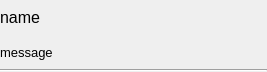
Before: the Qt Designer form chatitem.ui in andriilanin/inSide, drawn with Qt 5.
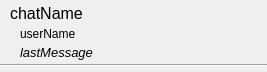
After: the same form once the commit is applied.

Commit message: some refactoring, load chatsList from DB, addNewChatbutton added, process creating addnewchatdialog logics and design...

Diff of the .ui file:
```diff
--- a/chatitem.ui
+++ b/chatitem.ui
@@ -37,10 +37,13 @@
   <property name="autoFillBackground">
    <bool>false</bool>
   </property>
-  <layout class="QVBoxLayout" name="verticalLayout" stretch="0,0,0">
+  <layout class="QVBoxLayout" name="verticalLayout" stretch="0,0,0,0">
    <property name="spacing">
     <number>0</number>
    </property>
+   <property name="sizeConstraint">
+    <enum>QLayout::SizeConstraint::SetNoConstraint</enum>
+   </property>
    <property name="leftMargin">
     <number>0</number>
    </property>
@@ -56,9 +59,9 @@
    <item>
     <widget class="QLabel" name="labelName">
      <property name="sizePolicy">
-      <sizepolicy hsizetype="Preferred" vsizetype="Preferred">
+      <sizepolicy hsizetype="Preferred" vsizetype="Fixed">
        <horstretch>0</horstretch>
-       <verstretch>0</verstretch>
+       <verstretch>1</verstretch>
       </sizepolicy>
      </property>
      <property name="font">
@@ -72,11 +75,14 @@
       <enum>QFrame::Shape::NoFrame</enum>
      </property>
      <property name="text">
-      <string>name</string>
+      <string>chatName</string>
      </property>
      <property name="scaledContents">
       <bool>true</bool>
      </property>
+     <property name="indent">
+      <number>10</number>
+     </property>
      <property name="textInteractionFlags">
       <set>Qt::TextInteractionFlag::NoTextInteraction</set>
      </property>
@@ -85,26 +91,52 @@
    <item>
     <widget class="QLabel" name="labelMessage">
      <property name="sizePolicy">
-      <sizepolicy hsizetype="Preferred" vsizetype="Preferred">
+      <sizepolicy hsizetype="Preferred" vsizetype="Fixed">
        <horstretch>0</horstretch>
-       <verstretch>0</verstretch>
+       <verstretch>2</verstretch>
+      </sizepolicy>
+     </property>
+     <property name="text">
+      <string>userName</string>
+     </property>
+     <property name="indent">
+      <number>20</number>
+     </property>
+    </widget>
+   </item>
+   <item>
+    <widget class="QLabel" name="lastMessageLabel">
+     <property name="sizePolicy">
+      <sizepolicy hsizetype="Preferred" vsizetype="Fixed">
+       <horstretch>0</horstretch>
+       <verstretch>2</verstretch>
       </sizepolicy>
      </property>
      <property name="font">
       <font>
        <pointsize>10</pointsize>
+       <italic>true</italic>
       </font>
      </property>
      <property name="frameShape">
       <enum>QFrame::Shape::NoFrame</enum>
      </property>
      <property name="text">
-      <string>message</string>
+      <string>lastMessage</string>
+     </property>
+     <property name="margin">
+      <number>0</number>
+     </property>
+     <property name="indent">
+      <number>20</number>
      </property>
     </widget>
    </item>
    <item>
     <widget class="Line" name="line">
+     <property name="lineWidth">
+      <number>1</number>
+     </property>
      <property name="orientation">
       <enum>Qt::Orientation::Horizontal</enum>
      </property>
```
Left out of the diff: 4 changed lines with no effect on the pictures. The commit also changes 17 other files.
